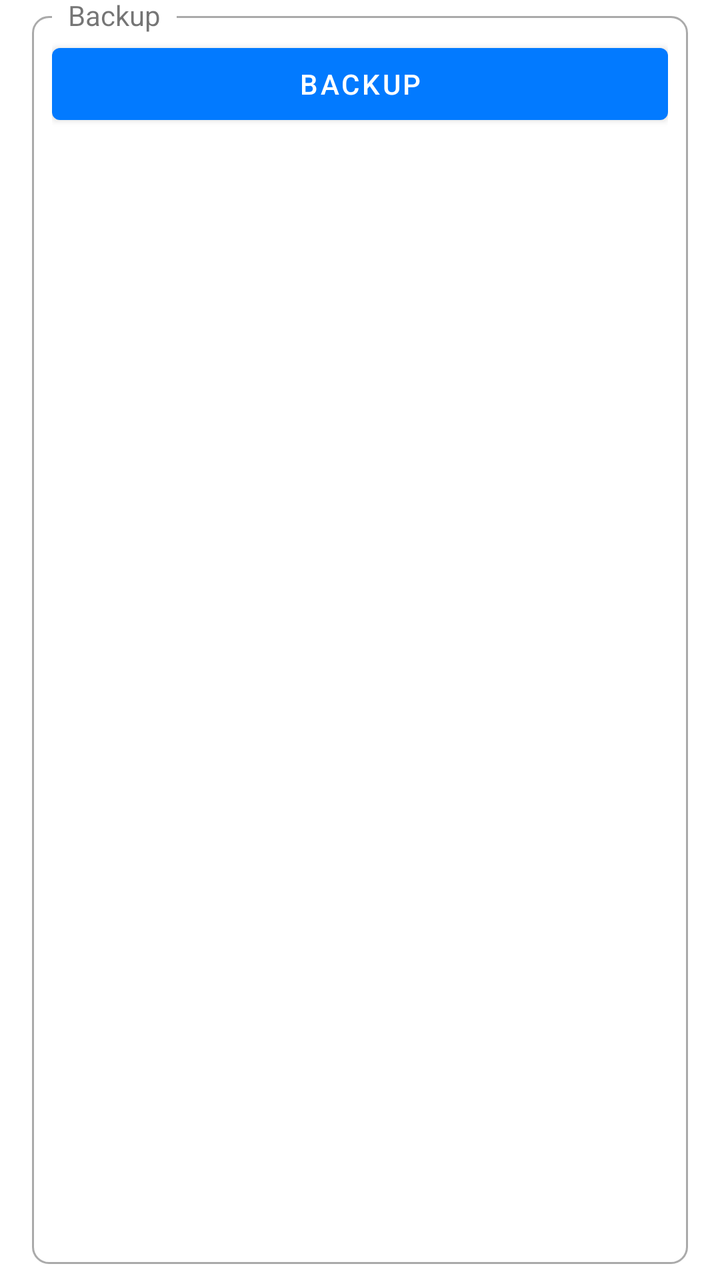
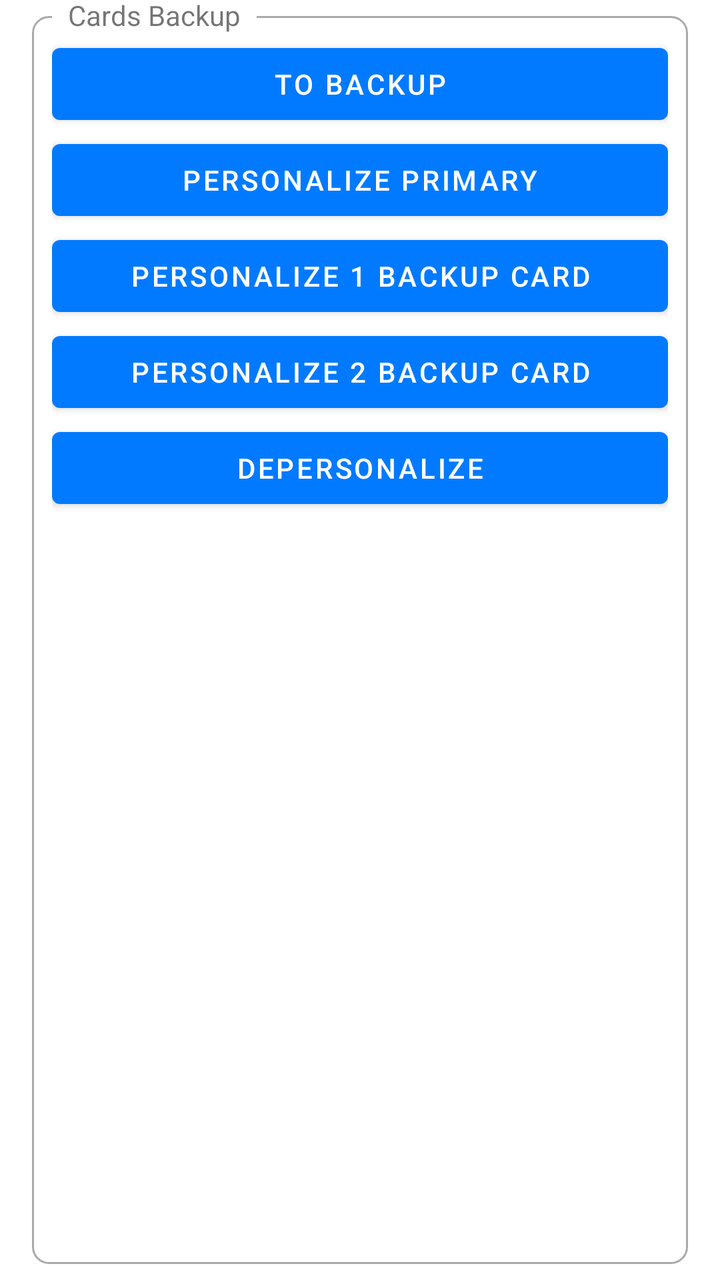

The first picture is an Android layout as it rendered before a commit; the second is the same layout after the commit. The layout source and the unified diff follow.
<!-- AndroidManifest.xml: application theme AppTheme -->
<!-- res/layout/backup.xml -->
<?xml version="1.0" encoding="utf-8"?>
<FrameLayout xmlns:android="http://schemas.android.com/apk/res/android"
    android:layout_width="match_parent"
    android:layout_height="wrap_content"
    android:clipToPadding="false"
    android:paddingStart="@dimen/box_padding_horizontal"
    android:paddingTop="@dimen/box_padding_vertical"
    android:paddingEnd="@dimen/box_padding_horizontal"
    android:paddingBottom="@dimen/box_padding_vertical">

    <FrameLayout
        android:layout_width="match_parent"
        android:layout_height="match_parent"
        android:background="@drawable/rounded_corner" />

    <TextView
        android:layout_width="wrap_content"
        android:layout_height="wrap_content"
        android:background="?android:windowBackground"
        android:paddingStart="8dp"
        android:paddingEnd="8dp"
        android:text="Backup"
        android:translationX="10dp"
        android:translationY="-10dp" />

    <FrameLayout
        android:id="@+id/contentContainer"
        android:layout_width="match_parent"
        android:layout_height="match_parent"
        android:clipToPadding="false"
        android:padding="10dp">

        <LinearLayout
            android:layout_width="match_parent"
            android:layout_height="wrap_content"
            android:orientation="vertical">

            <Button
                android:id="@+id/btnStartBackup"
                android:layout_width="match_parent"
                android:layout_height="wrap_content"
                android:text="Backup" />

        </LinearLayout>

    </FrameLayout>

</FrameLayout>
<!-- resources referenced by this layout -->
<resources>
  <dimen name="box_padding_horizontal">16dp</dimen>
  <dimen name="box_padding_vertical">8dp</dimen>
  <!-- drawable rounded_corner (drawable) -->
  <?xml version="1.0" encoding="utf-8"?>
  <shape xmlns:android="http://schemas.android.com/apk/res/android">
      <stroke
          android:width="1dp"
          android:color="@android:color/darker_gray" />
  
      <solid android:color="@android:color/transparent" />
  
      <padding
          android:bottom="5dp"
          android:left="5dp"
          android:right="5dp"
          android:top="5dp" />
  
      <corners android:radius="8dp" />
  </shape>
  <style name="AppTheme" parent="Theme.MaterialComponents.DayNight.NoActionBar">
          <item name="colorPrimary">@color/primary</item>
          <item name="colorPrimaryDark">@color/primary_dark</item>
          <item name="colorOnPrimary">@color/on_primary</item>
          <item name="colorSecondary">@color/primary</item>
      </style>
  <color name="primary">#027aff</color>
  <color name="primary_dark">#0a02ff</color>
  <color name="on_primary">#FFFFFF</color>
</resources>

<!-- the commit's change to res/layout/backup.xml (unified diff, before → after) -->
@@ -19,7 +19,7 @@
         android:background="?android:windowBackground"
         android:paddingStart="8dp"
         android:paddingEnd="8dp"
-        android:text="Backup"
+        android:text="Cards Backup"
         android:translationX="10dp"
         android:translationY="-10dp" />
 
@@ -39,7 +39,31 @@
                 android:id="@+id/btnStartBackup"
                 android:layout_width="match_parent"
                 android:layout_height="wrap_content"
-                android:text="Backup" />
+                android:text="To Backup" />
+
+            <Button
+                android:id="@+id/btnPersonalizePrimary"
+                android:layout_width="match_parent"
+                android:layout_height="wrap_content"
+                android:text="Personalize Primary" />
+
+            <Button
+                android:id="@+id/btnPersonalizeBackup1"
+                android:layout_width="match_parent"
+                android:layout_height="wrap_content"
+                android:text="Personalize 1 backup card" />
+
+            <Button
+                android:id="@+id/btnPersonalizeBackup2"
+                android:layout_width="match_parent"
+                android:layout_height="wrap_content"
+                android:text="Personalize 2 backup card" />
+
+            <Button
+                android:id="@+id/btnDepersonalize"
+                android:layout_width="match_parent"
+                android:layout_height="wrap_content"
+                android:text="Depersonalize" />
 
         </LinearLayout>
 
